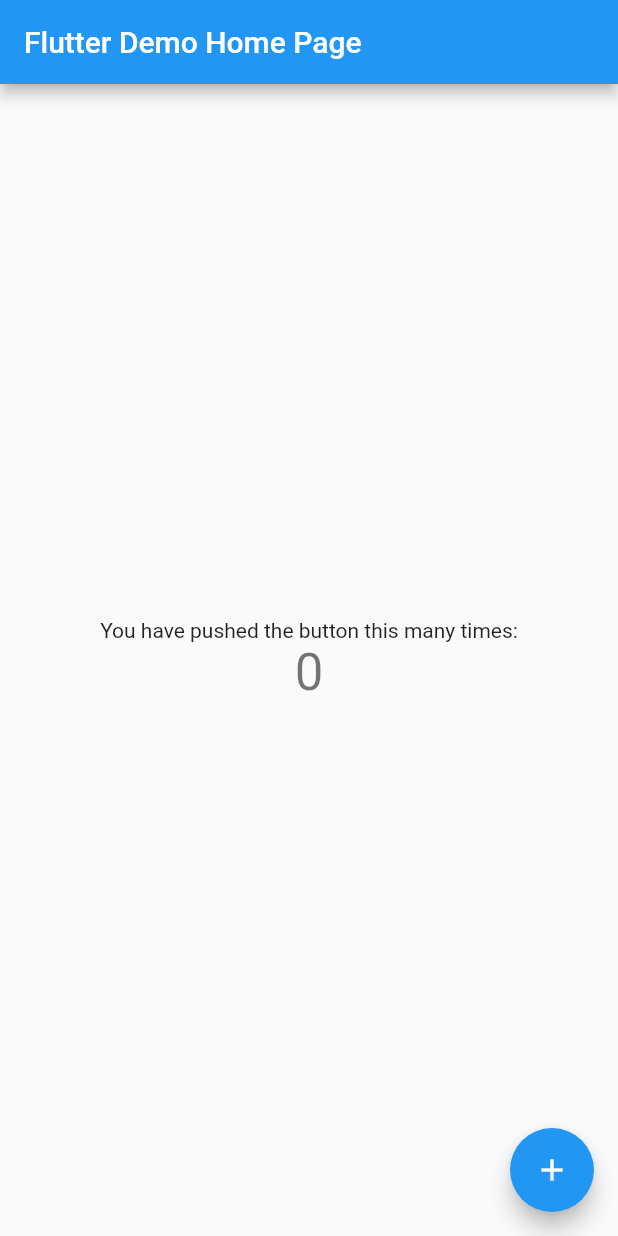
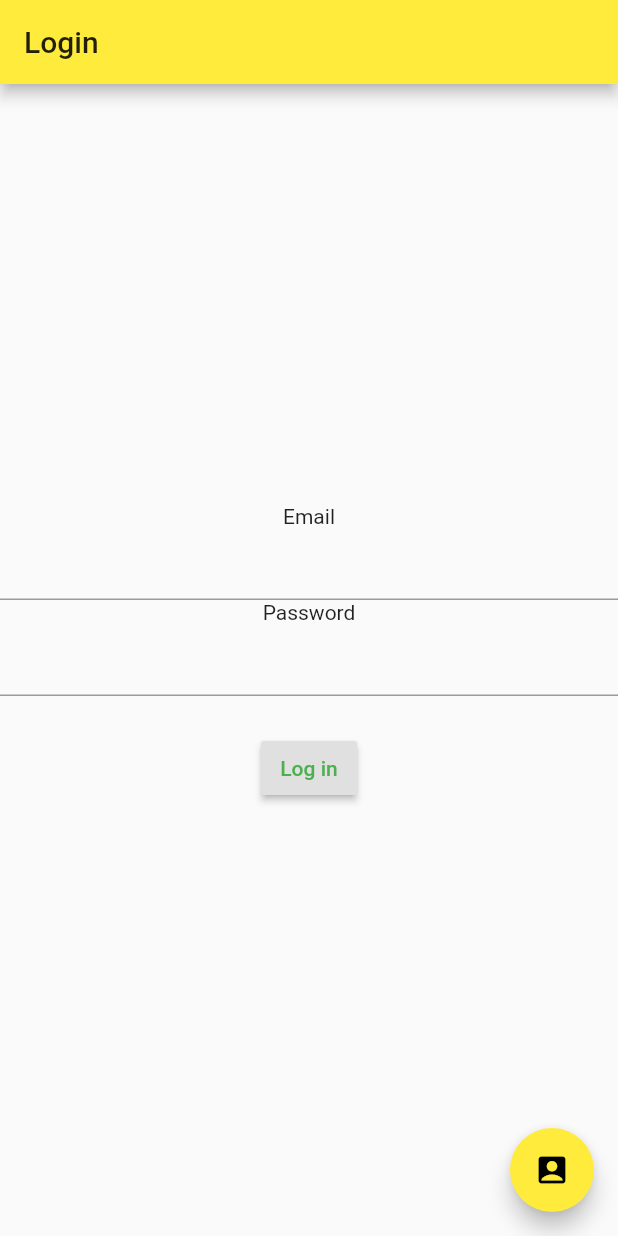
Before and after one commit to abvg9/pictron, a Flutter app: the screen it shows after launch, on a phone screen of 412 x 824 dp. Run offline on Flutter 3.47's test engine with Material 2 defaults, Android fonts, the phone set to English and light mode, and no system bars.

Commit message:
Adding login view and the entry point of the application.

```diff
--- a/lib/main.dart
+++ b/lib/main.dart
@@ -1,13 +1,14 @@
 import 'package:flutter/material.dart';
+import 'view/login.dart';
 
-void main() => runApp(MyApp());
+void main() => runApp(Pictron());
 
-class MyApp extends StatelessWidget {
+class Pictron extends StatelessWidget {
   // This widget is the root of your application.
   @override
   Widget build(BuildContext context) {
     return MaterialApp(
-      title: 'Flutter Demo',
+      title: 'Pictron',
       theme: ThemeData(
         // This is the theme of your application.
         //
@@ -18,94 +19,9 @@ class MyApp extends StatelessWidget {
         // or simply save your changes to "hot reload" in a Flutter IDE).
         // Notice that the counter didn't reset back to zero; the application
         // is not restarted.
-        primarySwatch: Colors.blue,
+        primarySwatch: Colors.yellow,
       ),
-      home: MyHomePage(title: 'Flutter Demo Home Page'),
+      home: LoginPage(title: 'Login'),
     );
   }
 }
-
-class MyHomePage extends StatefulWidget {
-  MyHomePage({Key key, this.title}) : super(key: key);
-
-  // This widget is the home page of your application. It is stateful, meaning
-  // that it has a State object (defined below) that contains fields that affect
-  // how it looks.
-
-  // This class is the configuration for the state. It holds the values (in this
-  // case the title) provided by the parent (in this case the App widget) and
-  // used by the build method of the State. Fields in a Widget subclass are
-  // always marked "final".
-
-  final String title;
-
-  @override
-  _MyHomePageState createState() => _MyHomePageState();
-}
-
-class _MyHomePageState extends State<MyHomePage> {
-  int _counter = 0;
-
-  void _incrementCounter() {
-    setState(() {
-      // This call to setState tells the Flutter framework that something has
-      // changed in this State, which causes it to rerun the build method below
-      // so that the display can reflect the updated values. If we changed
-      // _counter without calling setState(), then the build method would not be
-      // called again, and so nothing would appear to happen.
-      _counter++;
-    });
-  }
-
-  @override
-  Widget build(BuildContext context) {
-    // This method is rerun every time setState is called, for instance as done
-    // by the _incrementCounter method above.
-    //
-    // The Flutter framework has been optimized to make rerunning build methods
-    // fast, so that you can just rebuild anything that needs updating rather
-    // than having to individually change instances of widgets.
-    return Scaffold(
-      appBar: AppBar(
-        // Here we take the value from the MyHomePage object that was created by
-        // the App.build method, and use it to set our appbar title.
-        title: Text(widget.title),
-      ),
-      body: Center(
-        // Center is a layout widget. It takes a single child and positions it
-        // in the middle of the parent.
-        child: Column(
-          // Column is also a layout widget. It takes a list of children and
-          // arranges them vertically. By default, it sizes itself to fit its
-          // children horizontally, and tries to be as tall as its parent.
-          //
-          // Invoke "debug painting" (press "p" in the console, choose the
-          // "Toggle Debug Paint" action from the Flutter Inspector in Android
-          // Studio, or the "Toggle Debug Paint" command in Visual Studio Code)
-          // to see the wireframe for each widget.
-          //
-          // Column has various properties to control how it sizes itself and
-          // how it positions its children. Here we use mainAxisAlignment to
-          // center the children vertically; the main axis here is the vertical
-          // axis because Columns are vertical (the cross axis would be
-          // horizontal).
-          mainAxisAlignment: MainAxisAlignment.center,
-          children: <Widget>[
-            Text(
-              'You have pushed the button this many times:',
-            ),
-            Text(
-              '$_counter',
-              style: Theme.of(context).textTheme.display1,
-            ),
-          ],
-        ),
-      ),
-      floatingActionButton: FloatingActionButton(
-        onPressed: _incrementCounter,
-        tooltip: 'Increment',
-        child: Icon(Icons.add),
-      ), // This trailing comma makes auto-formatting nicer for build methods.
-    );
-  }
-}
--- /dev/null
+++ b/lib/view/login.dart
@@ -0,0 +1,128 @@
+import 'package:flutter/material.dart';
+import 'package:pictron/logic/validation/string_validator.dart';
+
+class LoginPage extends StatefulWidget {
+  LoginPage({Key key, this.title}) : super(key: key);
+
+  final String title;
+
+  @override
+  _LoginPageState createState() => _LoginPageState();
+}
+
+class _LoginPageState extends State<LoginPage> {
+
+  final StringValidator _stringValidator = new StringValidator();
+  final TextEditingController _emailController = new TextEditingController();
+  final TextEditingController _passController = new TextEditingController();
+
+  String _errorMessage = "";
+
+  void _checkEmail() {
+
+    setState(() {
+
+      if(!_stringValidator.isEmail(_emailController.text.trim())) {
+        _errorMessage = "You must provide a valid email.\n";
+      } else {
+        _errorMessage = "";
+      }
+
+    });
+
+  }
+
+  void _checkPass() {
+
+    setState(() {
+
+      if(_passController.text.isEmpty) {
+        _errorMessage += "You must provide a password.\n";
+      }
+
+    });
+  }
+
+  @override
+  Widget build(BuildContext context) {
+    // This method is rerun every time setState is called, for instance as done
+    // by the _incrementCounter method above.
+    //
+    // The Flutter framework has been optimized to make rerunning build methods
+    // fast, so that you can just rebuild anything that needs updating rather
+    // than having to individually change instances of widgets.
+    return Scaffold(
+      appBar: AppBar(
+        // Here we take the value from the MyHomePage object that was created by
+        // the App.build method, and use it to set our appbar title.
+        title: Text(widget.title),
+      ),
+      body: Center(
+        // Center is a layout widget. It takes a single child and positions it
+        // in the middle of the parent.
+        child: Column(
+          // Column is also a layout widget. It takes a list of children and
+          // arranges them vertically. By default, it sizes itself to fit its
+          // children horizontally, and tries to be as tall as its parent.
+          //
+          // Invoke "debug painting" (press "p" in the console, choose the
+          // "Toggle Debug Paint" action from the Flutter Inspector in Android
+          // Studio, or the "Toggle Debug Paint" command in Visual Studio Code)
+          // to see the wireframe for each widget.
+          //
+          // Column has various properties to control how it sizes itself and
+          // how it positions its children. Here we use mainAxisAlignment to
+          // center the children vertically; the main axis here is the vertical
+          // axis because Columns are vertical (the cross axis would be
+          // horizontal).
+          mainAxisAlignment: MainAxisAlignment.center,
+          children: <Widget>[
+            Text(
+                'Email'
+            ),
+            TextField(
+                controller: _emailController
+            ),
+            Text(
+                'Password'
+            ),
+            TextField(
+                obscureText: true,
+                controller: _passController
+            ),
+            Text(_errorMessage,
+              style: TextStyle(
+                color: Colors.red
+              ),
+            ),
+            ButtonBar(
+              alignment: MainAxisAlignment.center,
+              children: <Widget>[
+                RaisedButton(
+                    onPressed: ()  {
+                      _checkEmail();
+                      _checkPass();
+                    },
+                    child: Text(
+                      "Log in",
+                      style: TextStyle(
+                        color: Colors.green
+                      )
+                    )
+                )
+              ],
+            )
+          ],
+        ),
+      ),
+      floatingActionButton: FloatingActionButton(
+        onPressed: () {
+          _checkEmail();
+          _checkPass();
+        },
+        child: Icon(Icons.account_box),
+      ), // This trailing comma makes auto-formatting nicer for build methods.
+    );
+  }
+
+}
```
